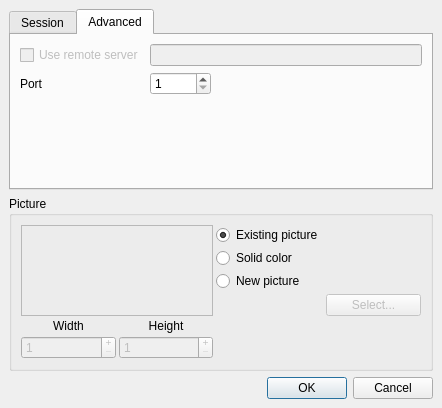
Qt form src/client/ui/hostdialog.ui (drawpile/Drawpile) before a commit.
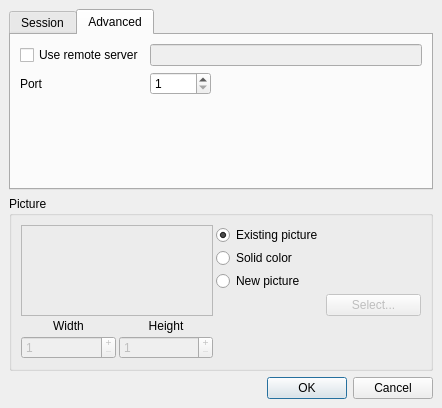
The same form after that commit. The open tabs and pages were chosen to show the change. Custom widgets are drawn as their Qt base class.

Patch:
```diff
--- a/src/client/ui/hostdialog.ui
+++ b/src/client/ui/hostdialog.ui
@@ -147,9 +147,6 @@
        </item>
        <item row="0" column="0" >
         <widget class="QCheckBox" name="useremote" >
-         <property name="enabled" >
-          <bool>false</bool>
-         </property>
          <property name="toolTip" >
           <string>Host a session using a server that is running on another computer</string>
          </property>
```
Left out of the diff: 16 changed lines with no effect on the pictures.
